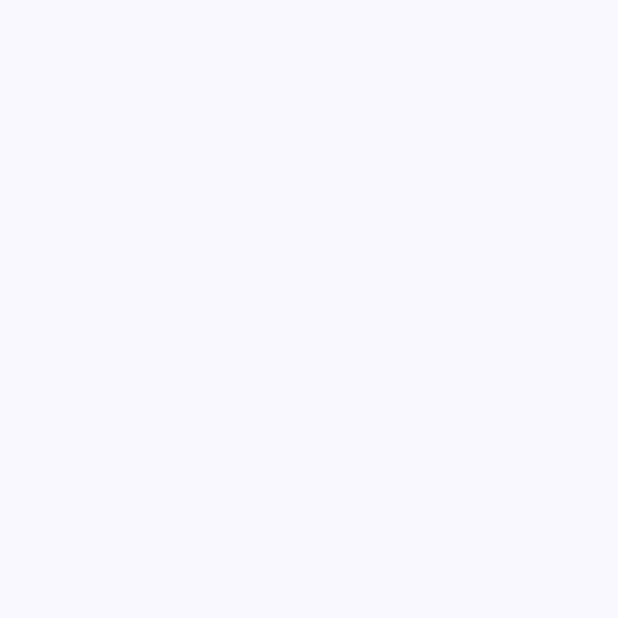
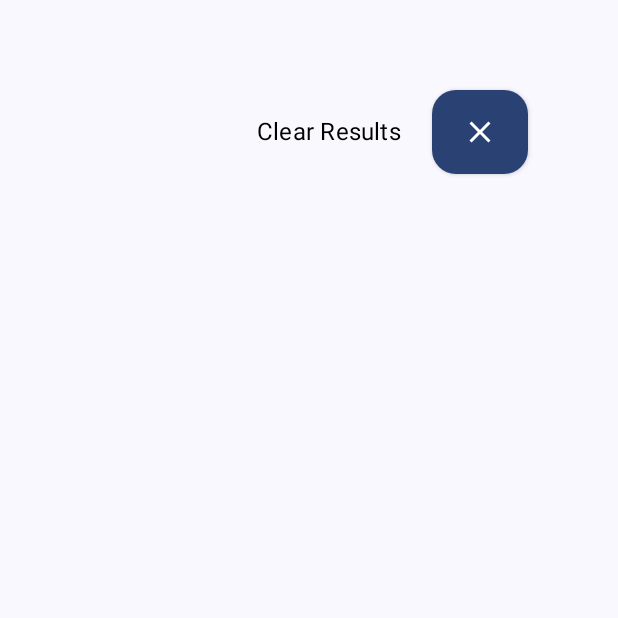
Before and after one commit to erinfolami/StarWars-Explorer, an Android app built with Jetpack Compose: the ResultsScreen screen opened through its navigation route, on a phone screen of 412 x 824 dp, the top half of it. Before the commit the part shown is empty. Run offline under Robolectric (Android 15) with nearby library versions, the phone set to English and light mode, and no system bars; our stand-ins replace Dagger/Hilt's generated code.

Commit message:
test(domain): add clear results use case test

```diff
--- /dev/null
+++ b/app/src/main/java/com/example/starwarsexplorer/domain/usecase/ClearAllLocalDataUseCase.kt
@@ -0,0 +1,10 @@
+package com.example.starwarsexplorer.domain.usecase
+
+import com.example.starwarsexplorer.domain.repository.Repository
+import javax.inject.Inject
+
+class ClearAllLocalDataUseCase @Inject constructor(private val repository: Repository) {
+    suspend operator fun invoke() {
+        repository.clearAllLocalData()
+    }
+}
--- a/app/src/main/java/com/example/starwarsexplorer/presentation/shared/SharedViewModel.kt
+++ b/app/src/main/java/com/example/starwarsexplorer/presentation/shared/SharedViewModel.kt
@@ -1,18 +1,30 @@
 package com.example.starwarsexplorer.presentation.shared
 
 import androidx.lifecycle.ViewModel
+import androidx.lifecycle.viewModelScope
 import com.example.starwarsexplorer.domain.model.SearchResults
+import com.example.starwarsexplorer.domain.usecase.ClearAllLocalDataUseCase
 import dagger.hilt.android.lifecycle.HiltViewModel
 import kotlinx.coroutines.flow.MutableStateFlow
 import kotlinx.coroutines.flow.StateFlow
+import kotlinx.coroutines.launch
 import javax.inject.Inject
 
 @HiltViewModel
-class SharedViewModel @Inject constructor() : ViewModel() {
+class SharedViewModel @Inject constructor(private val clearAllLocalDataUseCase: ClearAllLocalDataUseCase) :
+    ViewModel() {
     private val _searchResults = MutableStateFlow<SearchResults?>(null)
     val searchResults: StateFlow<SearchResults?> = _searchResults
 
     fun setSearchResults(results: SearchResults) {
         _searchResults.value = results
     }
+
+
+    fun clearSearchResults() {
+        viewModelScope.launch {
+            clearAllLocalDataUseCase()
+            _searchResults.value = SearchResults(emptyList())
+        }
+    }
 }
--- a/app/src/main/java/com/example/starwarsexplorer/presentation/ui/component/UiComponents.kt
+++ b/app/src/main/java/com/example/starwarsexplorer/presentation/ui/component/UiComponents.kt
@@ -15,6 +15,7 @@ import androidx.compose.foundation.text.KeyboardActions
 import androidx.compose.foundation.text.KeyboardOptions
 import androidx.compose.material.Icon
 import androidx.compose.material.icons.Icons
+import androidx.compose.material.icons.filled.Clear
 import androidx.compose.material.icons.filled.Search
 import androidx.compose.material3.MaterialTheme
 import androidx.compose.material3.OutlinedTextField
@@ -78,8 +79,16 @@ fun SearchButton(onClick: () -> Unit, modifier: Modifier) {
 
 @Composable
 fun ClearResultButton(onClearResultClick: () -> Unit) {
-    Button(onClick = { onClearResultClick() }) {
-        Text(stringResource(id = R.string.clear_results))
+    Button(
+        onClick = { onClearResultClick() },
+        modifier = Modifier.height(56.dp).testTag(TestTags.SEARCH_BUTTON),
+        shape = MaterialTheme.shapes.large,
+        colors = androidx.compose.material.ButtonDefaults.buttonColors(
+            backgroundColor = MaterialTheme.colorScheme.primary,
+            contentColor = MaterialTheme.colorScheme.onPrimary
+        )
+    ) {
+        Icon(imageVector = Icons.Default.Clear, contentDescription = stringResource(id = R.string.clear_results))
     }
 }
 
--- a/app/src/main/java/com/example/starwarsexplorer/presentation/ui/results/ResultsScreen.kt
+++ b/app/src/main/java/com/example/starwarsexplorer/presentation/ui/results/ResultsScreen.kt
@@ -2,15 +2,25 @@ package com.example.starwarsexplorer.presentation.ui.results
 
 import androidx.compose.foundation.layout.Arrangement
 import androidx.compose.foundation.layout.Column
+import androidx.compose.foundation.layout.Row
+import androidx.compose.foundation.layout.Spacer
 import androidx.compose.foundation.layout.fillMaxSize
+import androidx.compose.foundation.layout.fillMaxWidth
 import androidx.compose.foundation.layout.padding
+import androidx.compose.foundation.layout.width
+import androidx.compose.material.MaterialTheme
+import androidx.compose.material.Text
 import androidx.compose.runtime.Composable
 import androidx.compose.runtime.collectAsState
+import androidx.compose.ui.Alignment
 import androidx.compose.ui.Modifier
+import androidx.compose.ui.res.stringResource
 import androidx.compose.ui.tooling.preview.Preview
 import androidx.compose.ui.unit.dp
 import androidx.navigation.NavController
+import com.example.starwarsexplorer.R
 import com.example.starwarsexplorer.presentation.shared.SharedViewModel
+import com.example.starwarsexplorer.presentation.ui.component.ClearResultButton
 import com.example.starwarsexplorer.presentation.ui.component.SearchResultsList
 
 
@@ -18,10 +28,28 @@ import com.example.starwarsexplorer.presentation.ui.component.SearchResultsList
 fun ResultsScreen(sharedViewModel: SharedViewModel, navController: NavController) {
 
 
+    Row (
+        modifier = Modifier.fillMaxWidth().padding(60.dp),
+        horizontalArrangement = Arrangement.End,
+        verticalAlignment = Alignment.CenterVertically
+    ) {
+        Text(
+            text = stringResource(id = R.string.clear_results),
+            style = MaterialTheme.typography.subtitle1
+        )
+
+        Spacer(modifier = Modifier.width(20.dp))
+
+        ClearResultButton(onClearResultClick = {
+            sharedViewModel.clearSearchResults() // You'll need to implement this
+        })
+    }
+
     Column(
         modifier = Modifier.fillMaxSize().padding(16.dp),
         verticalArrangement = Arrangement.Center
     ) {
+
 
         val searchResults = sharedViewModel.searchResults.collectAsState()
 
```
Also changed, not shown: 4 other files.
